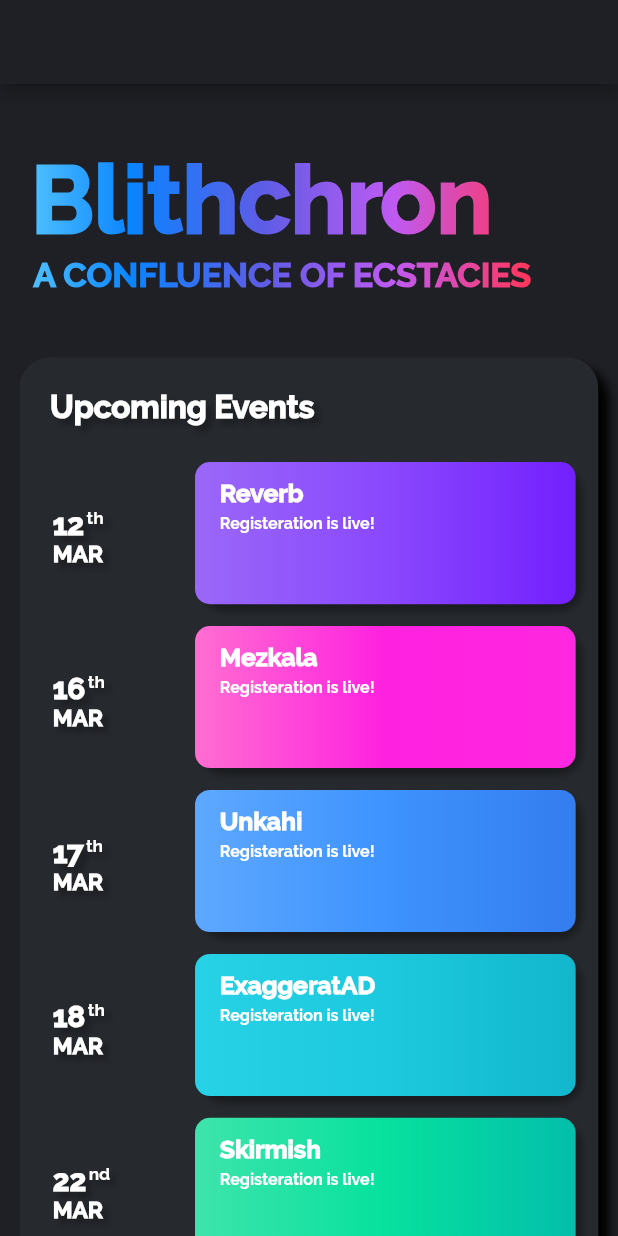
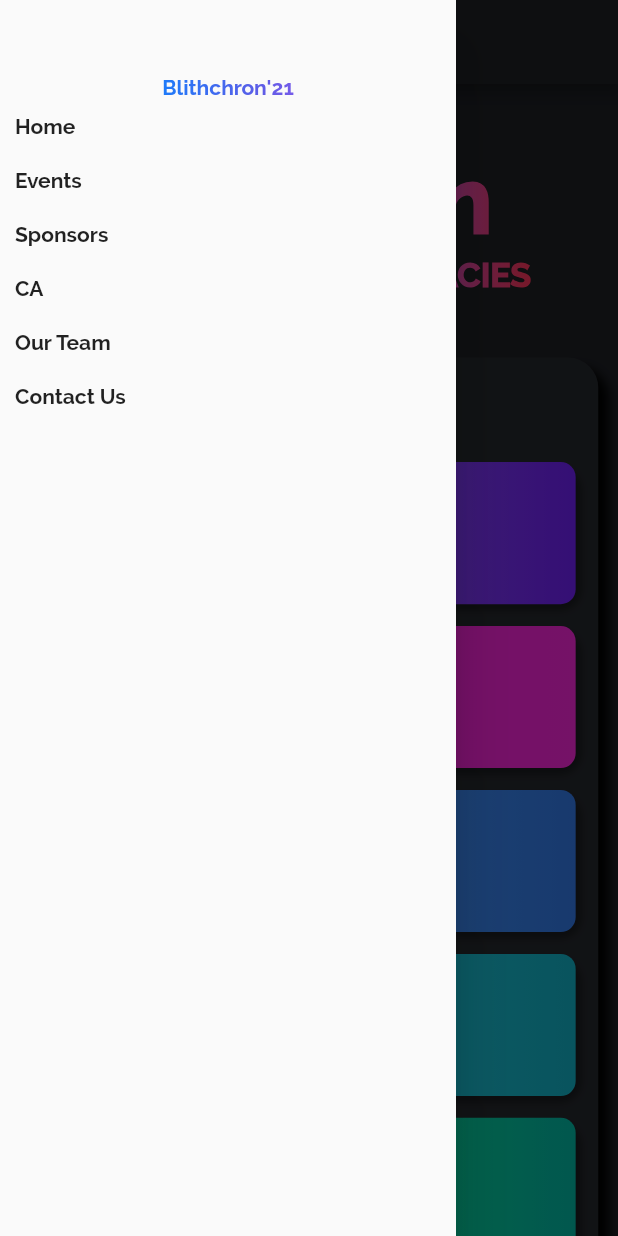
Before and after one commit to GautamV234/Blithchron, a Flutter app: the screen it shows after launch, with the side drawer open (before the commit the screen has no drawer), on a phone screen of 412 x 824 dp. Run offline on Flutter 3.47's test engine with Material 2 defaults, Android fonts, the phone set to English and light mode, and no system bars.

Commit message:
drawer+google.json

```diff
--- a/lib/Screens/HomeScreen.dart
+++ b/lib/Screens/HomeScreen.dart
@@ -8,8 +8,10 @@
 import 'OurTeamScreen.dart';
 import 'package:Blith1/Screens/EventsScreen.dart';
 import '../Screens/CampusAdvisorScreen.dart';
+import '../Widgets/MyDrawer.dart';
 
 class HomeScreen extends StatelessWidget {
+  static const routeName = '\homescreen';
   // change the colors to match the gradients in the text
   final Shader linearGradientTitle = LinearGradient(
     colors: <Color>[
@@ -77,6 +79,7 @@
     }
 
     return Scaffold(
+      drawer: MyDrawer(),
       backgroundColor: Color(0xff1e2025),
       appBar: AppBar(
         backgroundColor: Color(0xff1e2025),
--- /dev/null
+++ b/lib/Widgets/MyDrawer.dart
@@ -0,0 +1,91 @@
+import '../Screens/HomeScreen.dart';
+import 'package:flutter/material.dart';
+import '../Screens/CampusAdvisorScreen.dart';
+import '../Screens/ContactUsScreen.dart';
+import '../Screens/EventsScreen.dart';
+import '../Screens/SponsorsScreen.dart';
+import '../Screens/OurTeamScreen.dart';
+
+class MyDrawer extends StatelessWidget {
+  final Shader linearGradientTitle = LinearGradient(
+    colors: <Color>[
+      Color(0xff64d2ff),
+      Color(0xff0a84ff),
+      Color(0xff5e5ce6),
+      Color(0xffbf5af2),
+      Color(0xffff375f),
+    ],
+  ).createShader(
+    Rect.fromLTWH(0.0, 0.0, 350.0, 70.0),
+  );
+  final List drawerList = [
+    {
+      'name': 'Home',
+      'color': [Color(0xff9a68f8), Color(0xff8a48fd), Color(0xff7320fe)],
+      'route': HomeScreen.routeName,
+    },
+    {
+      'name': 'Events',
+      'color': [Color(0xff9a68f8), Color(0xff8a48fd), Color(0xff7320fe)],
+      'route': EventsScreen.routeName,
+    },
+    {
+      'name': 'Sponsors',
+      'color': [Color(0xffff6ed1), Color(0xffff21e0), Color(0xffff27e0)],
+      'route': SponsorsScreen.routeName,
+    },
+    {
+      'name': 'CA',
+      'color': [Color(0xff5ea8fe), Color(0xff3e93fe), Color(0xff347def)],
+      'route': CampusAdvisorScreen.routeName,
+    },
+    {
+      'name': 'Our Team',
+      'color': [Color(0xff27d1e6), Color(0xff1dc9de), Color(0xff12b7cc)],
+      'route': OurTeamScreen.routeName,
+    },
+    {
+      'name': 'Contact Us',
+      'color': [Color(0xff3ee4ab), Color(0xff07e19d), Color(0xff03beab)],
+      'route': ContactUsScreen.routeName,
+    },
+  ];
+  @override
+  Widget build(BuildContext context) {
+    return Drawer(
+      child: Column(
+        children: [
+          SizedBox(
+            height: 50,
+          ),
+          Text(
+            "Blithchron'21",
+            style: TextStyle(
+              foreground: Paint()..shader = linearGradientTitle,
+            ),
+          ),
+          Expanded(
+            child: SizedBox(
+              height: 100,
+              child: ListView.builder(
+                  itemCount: drawerList.length,
+                  itemBuilder: (ctx, i) {
+                    return Container(
+                      padding: EdgeInsets.all(10),
+                      child: InkWell(
+                        onTap: () {
+                          Navigator.pushNamed(context, drawerList[i]['route']);
+                        },
+                        child: Text(
+                          drawerList[i]['name'],
+                        ),
+                      ),
+                    );
+                  }),
+            ),
+          )
+        ],
+      ),
+    );
+  }
+}
--- a/lib/main.dart
+++ b/lib/main.dart
@@ -37,6 +37,7 @@
         ),
         home: HomeScreen(),
         routes: {
+          HomeScreen.routeName: (ctx) => HomeScreen(),
           SponsorsScreen.routeName: (ctx) => SponsorsScreen(),
           ContactUsScreen.routeName: (ctx) => ContactUsScreen(),
           OurTeamScreen.routeName: (ctx) => OurTeamScreen(),
```
Also changed, not shown: 3 other files.
